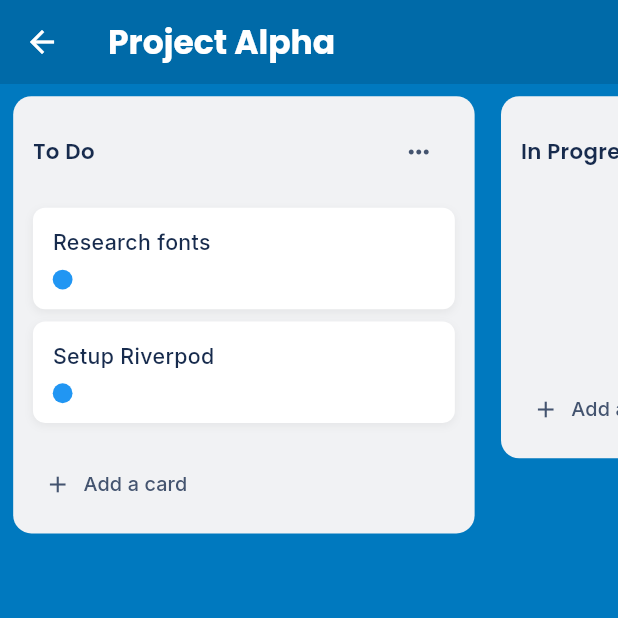
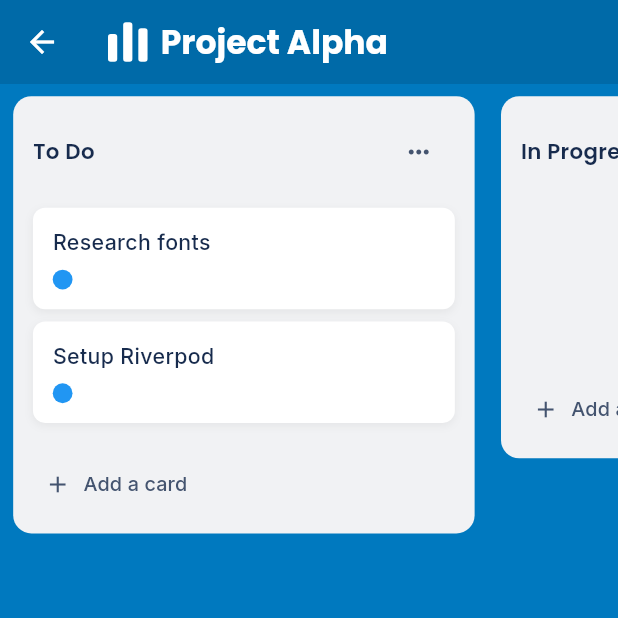
Before and after one commit to gasai21/FlowBoard, a Flutter app: the screen it shows after launch, after a tap on "Project Alpha", on a phone screen of 412 x 824 dp, the top half of it. Run offline on Flutter 3.47's test engine with Material 3 defaults, Android fonts, the light colour scheme and no system bars; our stand-ins replace flutter_riverpod, flutter_screenutil, google_fonts, sqflite; accounts and stored records are empty.

Commit message:
feat: add icon in all menu

```diff
--- /dev/null
+++ b/lib/core/widgets/app_logo.dart
@@ -0,0 +1,68 @@
+import 'package:flutter/material.dart';
+import 'package:flutter_screenutil/flutter_screenutil.dart';
+
+class AppLogo extends StatelessWidget {
+  final double size;
+  final Color? color;
+
+  const AppLogo({super.key, this.size = 40, this.color});
+
+  @override
+  Widget build(BuildContext context) {
+    return SizedBox(
+      width: size.w,
+      height: size.w,
+      child: CustomPaint(
+        painter: _FlowBoardPainter(color ?? const Color(0xFF0079BF)),
+      ),
+    );
+  }
+}
+
+class _FlowBoardPainter extends CustomPainter {
+  final Color color;
+
+  _FlowBoardPainter(this.color);
+
+  @override
+  void paint(Canvas canvas, Size size) {
+    final paint = Paint()
+      ..color = color
+      ..style = PaintingStyle.fill;
+
+    final double width = size.width;
+    final double height = size.height;
+    final double spacing = width * 0.15;
+    final double barWidth = (width - (spacing * 2)) / 3;
+
+    // Bar 1 (Short)
+    canvas.drawRRect(
+      RRect.fromRectAndRadius(
+        Rect.fromLTWH(0, height * 0.3, barWidth, height * 0.7),
+        Radius.circular(barWidth * 0.3),
+      ),
+      paint,
+    );
+
+    // Bar 2 (Tall)
+    canvas.drawRRect(
+      RRect.fromRectAndRadius(
+        Rect.fromLTWH(barWidth + spacing, 0, barWidth, height),
+        Radius.circular(barWidth * 0.3),
+      ),
+      paint,
+    );
+
+    // Bar 3 (Medium)
+    canvas.drawRRect(
+      RRect.fromRectAndRadius(
+        Rect.fromLTWH((barWidth + spacing) * 2, height * 0.15, barWidth, height * 0.85),
+        Radius.circular(barWidth * 0.3),
+      ),
+      paint,
+    );
+  }
+
+  @override
+  bool shouldRepaint(covariant CustomPainter oldDelegate) => false;
+}
--- a/lib/features/board/presentation/screens/board_screen.dart
+++ b/lib/features/board/presentation/screens/board_screen.dart
@@ -4,6 +4,7 @@ import 'package:flutter_screenutil/flutter_screenutil.dart';
 import 'package:google_fonts/google_fonts.dart';
 import '../../../../core/models/board_column.dart';
 import '../../../../core/models/task.dart';
+import '../../../../core/widgets/app_logo.dart';
 import '../../../task/presentation/screens/task_detail_screen.dart';
 import '../../presentation/widgets/task_card.dart';
 import '../../../workspace/presentation/providers/workspace_provider.dart';
@@ -21,12 +22,18 @@ class BoardScreen extends ConsumerWidget {
       appBar: AppBar(
         backgroundColor: Colors.black12,
         elevation: 0,
-        title: Text(
-          board.title,
-          style: GoogleFonts.poppins(
-            fontWeight: FontWeight.bold,
-            color: Colors.white,
-          ),
+        title: Row(
+          children: [
+            const AppLogo(size: 24, color: Colors.white),
+            SizedBox(width: 8.w),
+            Text(
+              board.title,
+              style: GoogleFonts.poppins(
+                fontWeight: FontWeight.bold,
+                color: Colors.white,
+              ),
+            ),
+          ],
         ),
         leading: IconButton(
           icon: const Icon(Icons.arrow_back, color: Colors.white),
--- a/lib/features/workspace/presentation/screens/workspace_screen.dart
+++ b/lib/features/workspace/presentation/screens/workspace_screen.dart
@@ -3,6 +3,7 @@ import 'package:flutter_riverpod/flutter_riverpod.dart';
 import 'package:flutter_screenutil/flutter_screenutil.dart';
 import 'package:google_fonts/google_fonts.dart';
 import '../../../../core/models/board.dart';
+import '../../../../core/widgets/app_logo.dart';
 import '../../../../features/workspace/presentation/providers/workspace_provider.dart';
 import '../../../../features/board/presentation/screens/board_screen.dart';
 
@@ -16,12 +17,18 @@ class WorkspaceScreen extends ConsumerWidget {
     return Scaffold(
       backgroundColor: Colors.white,
       appBar: AppBar(
-        title: Text(
-          'FlowBoard',
-          style: GoogleFonts.poppins(
-            fontWeight: FontWeight.bold,
-            color: const Color(0xFF172B4D),
-          ),
+        title: Row(
+          children: [
+            const AppLogo(size: 24),
+            SizedBox(width: 8.w),
+            Text(
+              'FlowBoard',
+              style: GoogleFonts.poppins(
+                fontWeight: FontWeight.bold,
+                color: const Color(0xFF172B4D),
+              ),
+            ),
+          ],
         ),
         elevation: 0,
         backgroundColor: Colors.white,
```
Also changed, not shown: pubspec.yaml (+10 -0 lines), pubspec.lock.
